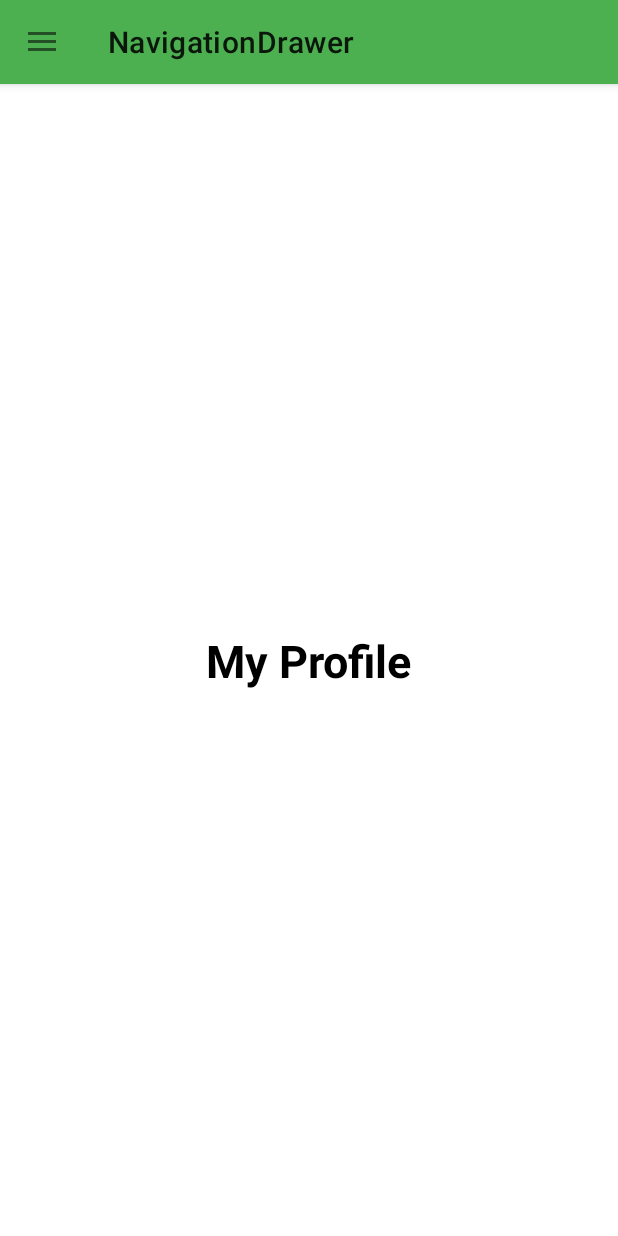
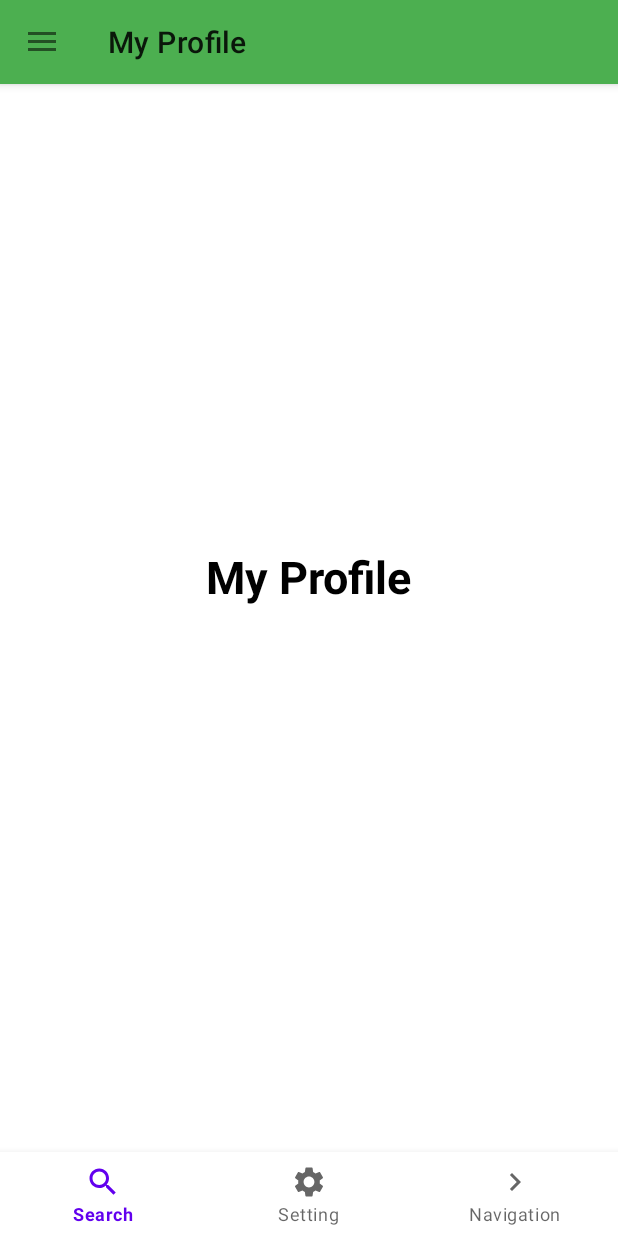
Before and after one commit to hongquangdao/NavigationDrawer, an Android app: the screen it shows after launch (MainActivity), in the side drawer, after a tap on "My Profile", on a phone screen of 412 x 824 dp. Run offline under Robolectric (Android 15) with nearby library versions, the phone set to English and light mode, and no system bars.

Commit message:
Simple NavigationDrawer

```diff
--- a/app/src/main/java/com/example/navigationdrawer/MainActivity.java
+++ b/app/src/main/java/com/example/navigationdrawer/MainActivity.java
@@ -29,6 +29,7 @@ public class MainActivity extends AppCompatActivity implements NavigationView.On
 
     private int FRAGMENT_CURRENT = FRAGMENT_HOME;
     private DrawerLayout drawerLayout;
+    private NavigationView navigationView;
 
     @Override
     protected void onCreate(Bundle savedInstanceState) {
@@ -37,6 +38,7 @@ public class MainActivity extends AppCompatActivity implements NavigationView.On
 
         Toolbar toolbar = findViewById(R.id.toolbar);
         setSupportActionBar(toolbar);
+        setTitleBar();
 
         drawerLayout = findViewById(R.id.drawer_layout);
         ActionBarDrawerToggle actionBarDrawerToggle = new ActionBarDrawerToggle(
@@ -49,16 +51,16 @@ public class MainActivity extends AppCompatActivity implements NavigationView.On
         drawerLayout.addDrawerListener(actionBarDrawerToggle);
         actionBarDrawerToggle.syncState();
 
-        NavigationView navigationView = findViewById(R.id.nav_view);
+        navigationView = findViewById(R.id.nav_view);
         navigationView.setNavigationItemSelectedListener(this);
 
         replaceFragment(new Home_fragment());
         navigationView.getMenu().findItem(R.id.nav_home).setChecked(true);
-
     }
 
     @Override
     public boolean onNavigationItemSelected(@NonNull MenuItem item) {
+
         int id = item.getItemId();
         if (id == R.id.nav_home) {
             if (FRAGMENT_CURRENT != FRAGMENT_HOME) {
@@ -87,6 +89,7 @@ public class MainActivity extends AppCompatActivity implements NavigationView.On
             }
         }
 
+        setTitleBar();
         drawerLayout.closeDrawer(GravityCompat.START);
         return true;
     }
@@ -105,4 +108,31 @@ public class MainActivity extends AppCompatActivity implements NavigationView.On
         fragmentTransaction.replace(R.id.content_frame, fragment);
         fragmentTransaction.commit();
     }
+
+    private void setTitleBar() {
+        String title = "";
+        switch (FRAGMENT_CURRENT) {
+            case FRAGMENT_HOME:
+                title = getString(R.string.Nav_home);
+                break;
+            case FRAGMENT_FAVORITE:
+                title = getString(R.string.Nav_favorite);
+                break;
+            case FRAGMENT_HISTORY:
+                title = getString(R.string.Nav_history);
+                break;
+
+            case FRAGMENT_PROFILE:
+                title = getString(R.string.Nav_profile);
+                break;
+
+            case FRAGMENT_CHANGE_PASSWORD:
+                title = getString(R.string.Nav_change_Password);
+                break;
+        }
+
+        if(getSupportActionBar() != null){
+            getSupportActionBar().setTitle(title);
+        }
+    }
 }
--- /dev/null
+++ b/app/src/main/res/drawable/ic_navigation.xml
@@ -0,0 +1,10 @@
+<vector xmlns:android="http://schemas.android.com/apk/res/android"
+    android:width="24dp"
+    android:height="24dp"
+    android:viewportWidth="24"
+    android:viewportHeight="24"
+    android:tint="?attr/colorControlNormal">
+  <path
+      android:fillColor="@android:color/white"
+      android:pathData="M10,6L8.59,7.41 13.17,12l-4.58,4.59L10,18l6,-6z"/>
+</vector>
--- /dev/null
+++ b/app/src/main/res/drawable/ic_search.xml
@@ -0,0 +1,10 @@
+<vector xmlns:android="http://schemas.android.com/apk/res/android"
+    android:width="24dp"
+    android:height="24dp"
+    android:viewportWidth="24"
+    android:viewportHeight="24"
+    android:tint="?attr/colorControlNormal">
+  <path
+      android:fillColor="@android:color/white"
+      android:pathData="M15.5,14h-0.79l-0.28,-0.27C15.41,12.59 16,11.11 16,9.5 16,5.91 13.09,3 9.5,3S3,5.91 3,9.5 5.91,16 9.5,16c1.61,0 3.09,-0.59 4.23,-1.57l0.27,0.28v0.79l5,4.99L20.49,19l-4.99,-5zM9.5,14C7.01,14 5,11.99 5,9.5S7.01,5 9.5,5 14,7.01 14,9.5 11.99,14 9.5,14z"/>
+</vector>
--- /dev/null
+++ b/app/src/main/res/drawable/ic_setting.xml
@@ -0,0 +1,10 @@
+<vector xmlns:android="http://schemas.android.com/apk/res/android"
+    android:width="24dp"
+    android:height="24dp"
+    android:viewportWidth="24"
+    android:viewportHeight="24"
+    android:tint="?attr/colorControlNormal">
+  <path
+      android:fillColor="@android:color/white"
+      android:pathData="M19.14,12.94c0.04,-0.3 0.06,-0.61 0.06,-0.94c0,-0.32 -0.02,-0.64 -0.07,-0.94l2.03,-1.58c0.18,-0.14 0.23,-0.41 0.12,-0.61l-1.92,-3.32c-0.12,-0.22 -0.37,-0.29 -0.59,-0.22l-2.39,0.96c-0.5,-0.38 -1.03,-0.7 -1.62,-0.94L14.4,2.81c-0.04,-0.24 -0.24,-0.41 -0.48,-0.41h-3.84c-0.24,0 -0.43,0.17 -0.47,0.41L9.25,5.35C8.66,5.59 8.12,5.92 7.63,6.29L5.24,5.33c-0.22,-0.08 -0.47,0 -0.59,0.22L2.74,8.87C2.62,9.08 2.66,9.34 2.86,9.48l2.03,1.58C4.84,11.36 4.8,11.69 4.8,12s0.02,0.64 0.07,0.94l-2.03,1.58c-0.18,0.14 -0.23,0.41 -0.12,0.61l1.92,3.32c0.12,0.22 0.37,0.29 0.59,0.22l2.39,-0.96c0.5,0.38 1.03,0.7 1.62,0.94l0.36,2.54c0.05,0.24 0.24,0.41 0.48,0.41h3.84c0.24,0 0.44,-0.17 0.47,-0.41l0.36,-2.54c0.59,-0.24 1.13,-0.56 1.62,-0.94l2.39,0.96c0.22,0.08 0.47,0 0.59,-0.22l1.92,-3.32c0.12,-0.22 0.07,-0.47 -0.12,-0.61L19.14,12.94zM12,15.6c-1.98,0 -3.6,-1.62 -3.6,-3.6s1.62,-3.6 3.6,-3.6s3.6,1.62 3.6,3.6S13.98,15.6 12,15.6z"/>
+</vector>
--- a/app/src/main/res/layout/activity_main.xml
+++ b/app/src/main/res/layout/activity_main.xml
@@ -9,10 +9,9 @@
     tools:context=".MainActivity"
     tools:openDrawer="start">
 
-    <LinearLayout
+    <RelativeLayout
         android:layout_width="match_parent"
-        android:layout_height="match_parent"
-        android:orientation="vertical">
+        android:layout_height="match_parent">
 
         <com.google.android.material.appbar.AppBarLayout
             android:layout_width="match_parent"
@@ -31,9 +30,18 @@
         <FrameLayout
             android:id="@+id/content_frame"
             android:layout_width="match_parent"
+            android:layout_above="@+id/bottom_nav"
             android:layout_height="match_parent" />
 
-    </LinearLayout>
+        <com.google.android.material.bottomnavigation.BottomNavigationView
+            android:id="@+id/bottom_nav"
+            android:layout_width="match_parent"
+            android:layout_height="56dp"
+            android:layout_gravity="start"
+            android:layout_alignParentBottom="true"
+            app:menu="@menu/my_navigation_items" />
+
+    </RelativeLayout>
 
     <com.google.android.material.navigation.NavigationView
         android:id="@+id/nav_view"
--- /dev/null
+++ b/app/src/main/res/menu/my_navigation_items.xml
@@ -0,0 +1,12 @@
+<?xml version="1.0" encoding="utf-8"?>
+<menu xmlns:android="http://schemas.android.com/apk/res/android">
+    <item android:id="@+id/action_search"
+        android:title="@string/menu_search"
+        android:icon="@drawable/ic_search" />
+    <item android:id="@+id/action_settings"
+        android:title="@string/menu_settings"
+        android:icon="@drawable/ic_setting" />
+    <item android:id="@+id/action_navigation"
+        android:title="@string/menu_navigation"
+        android:icon="@drawable/ic_navigation" />
+</menu>
--- a/app/src/main/res/values/strings.xml
+++ b/app/src/main/res/values/strings.xml
@@ -8,4 +8,8 @@
     <string name="Nav_change_Password">Change Password</string>
     <string name="Nav_open">Open navigation drawer</string>
     <string name="Nav_close">Close navigation drawer</string>
+
+    <string name="menu_search">Search</string>
+    <string name="menu_settings">Setting</string>
+    <string name="menu_navigation">Navigation</string>
 </resources>
```
